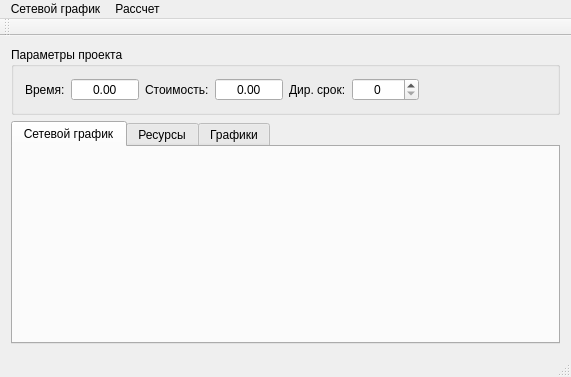
The window that NetworkCalc/mainwindow.ui (io2357911/NetworkPlanning) describes before a commit, drawn with Qt 5.
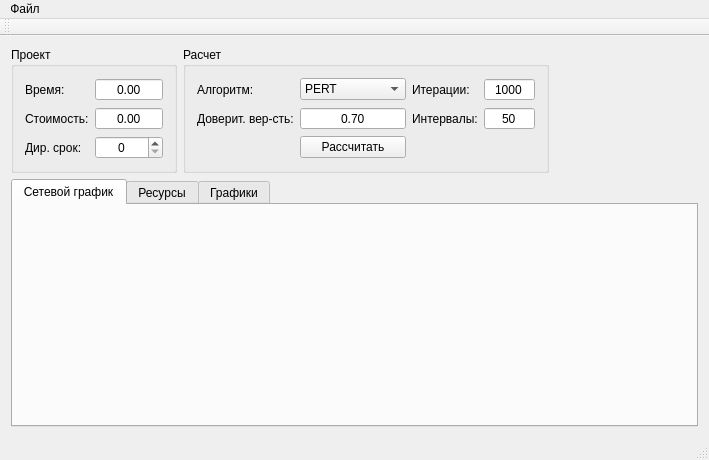
The same window after the commit. Custom widgets are drawn as their Qt base class.

Commit message:
Добавлена доверит. вер-ть Доработка gui
stable

```diff
--- a/NetworkCalc/mainwindow.ui
+++ b/NetworkCalc/mainwindow.ui
@@ -6,51 +6,21 @@
    <rect>
     <x>0</x>
     <y>0</y>
-    <width>571</width>
-    <height>377</height>
+    <width>709</width>
+    <height>460</height>
    </rect>
   </property>
   <property name="windowTitle">
    <string>Управление проектами</string>
   </property>
   <widget class="QWidget" name="centralWidget">
-   <layout class="QGridLayout" name="gridLayout_3">
+   <layout class="QGridLayout" name="gridLayout_7">
     <item row="0" column="0">
      <widget class="QGroupBox" name="groupBox">
       <property name="title">
-       <string>Параметры проекта</string>
+       <string>Проект</string>
       </property>
       <layout class="QGridLayout" name="gridLayout">
-       <item row="0" column="6">
-        <spacer name="horizontalSpacer">
-         <property name="orientation">
-          <enum>Qt::Horizontal</enum>
-         </property>
-         <property name="sizeHint" stdset="0">
-          <size>
-           <width>40</width>
-           <height>20</height>
-          </size>
-         </property>
-        </spacer>
-       </item>
-       <item row="0" column="5">
-        <widget class="QSpinBox" name="sbTimeLimit">
-         <property name="alignment">
-          <set>Qt::AlignCenter</set>
-         </property>
-         <property name="maximum">
-          <number>9999999</number>
-         </property>
-        </widget>
-       </item>
-       <item row="0" column="2">
-        <widget class="QLabel" name="label_3">
-         <property name="text">
-          <string>Стоимость:</string>
-         </property>
-        </widget>
-       </item>
        <item row="0" column="0">
         <widget class="QLabel" name="label">
          <property name="text">
@@ -58,49 +28,200 @@
          </property>
         </widget>
        </item>
-       <item row="0" column="4">
+       <item row="0" column="1">
+        <widget class="QDoubleSpinBox" name="dsbTime">
+         <property name="alignment">
+          <set>Qt::AlignCenter</set>
+         </property>
+         <property name="readOnly">
+          <bool>true</bool>
+         </property>
+         <property name="buttonSymbols">
+          <enum>QAbstractSpinBox::NoButtons</enum>
+         </property>
+         <property name="maximum">
+          <double>9999999.990000000223517</double>
+         </property>
+        </widget>
+       </item>
+       <item row="1" column="1">
+        <widget class="QDoubleSpinBox" name="dsbCost">
+         <property name="alignment">
+          <set>Qt::AlignCenter</set>
+         </property>
+         <property name="readOnly">
+          <bool>true</bool>
+         </property>
+         <property name="buttonSymbols">
+          <enum>QAbstractSpinBox::NoButtons</enum>
+         </property>
+         <property name="maximum">
+          <double>9999999.990000000223517</double>
+         </property>
+        </widget>
+       </item>
+       <item row="1" column="0">
+        <widget class="QLabel" name="label_3">
+         <property name="text">
+          <string>Стоимость:</string>
+         </property>
+        </widget>
+       </item>
+       <item row="2" column="0">
         <widget class="QLabel" name="label_2">
          <property name="text">
           <string>Дир. срок:</string>
          </property>
         </widget>
        </item>
+       <item row="2" column="1">
+        <widget class="QSpinBox" name="sbTimeLimit">
+         <property name="alignment">
+          <set>Qt::AlignCenter</set>
+         </property>
+         <property name="maximum">
+          <number>9999999</number>
+         </property>
+        </widget>
+       </item>
+      </layout>
+     </widget>
+    </item>
+    <item row="0" column="1">
+     <widget class="QGroupBox" name="groupBox_2">
+      <property name="title">
+       <string>Расчет</string>
+      </property>
+      <layout class="QGridLayout" name="gridLayout_3">
+       <item row="0" column="0">
+        <widget class="QLabel" name="label_5">
+         <property name="text">
+          <string>Алгоритм:</string>
+         </property>
+        </widget>
+       </item>
+       <item row="1" column="1">
+        <widget class="QDoubleSpinBox" name="dsbProb">
+         <property name="alignment">
+          <set>Qt::AlignCenter</set>
+         </property>
+         <property name="readOnly">
+          <bool>false</bool>
+         </property>
+         <property name="buttonSymbols">
+          <enum>QAbstractSpinBox::NoButtons</enum>
+         </property>
+         <property name="maximum">
+          <double>1.000000000000000</double>
+         </property>
+         <property name="value">
+          <double>0.700000000000000</double>
+         </property>
+        </widget>
+       </item>
+       <item row="1" column="0">
+        <widget class="QLabel" name="label_4">
+         <property name="text">
+          <string>Доверит. вер-сть:</string>
+         </property>
+        </widget>
+       </item>
+       <item row="3" column="1">
+        <widget class="QPushButton" name="pbCompute">
+         <property name="text">
+          <string>Рассчитать</string>
+         </property>
+        </widget>
+       </item>
        <item row="0" column="1">
-        <widget class="QDoubleSpinBox" name="dsbTime">
+        <widget class="QComboBox" name="cbAlgorithm">
+         <property name="currentIndex">
+          <number>0</number>
+         </property>
+         <item>
+          <property name="text">
+           <string>PERT</string>
+          </property>
+         </item>
+         <item>
+          <property name="text">
+           <string>Монте-Карло</string>
+          </property>
+         </item>
+        </widget>
+       </item>
+       <item row="1" column="3">
+        <widget class="QLabel" name="lIntervals">
+         <property name="text">
+          <string>Интервалы:</string>
+         </property>
+        </widget>
+       </item>
+       <item row="1" column="4">
+        <widget class="QSpinBox" name="sbIntervals">
          <property name="alignment">
           <set>Qt::AlignCenter</set>
          </property>
          <property name="readOnly">
-          <bool>true</bool>
+          <bool>false</bool>
          </property>
          <property name="buttonSymbols">
           <enum>QAbstractSpinBox::NoButtons</enum>
          </property>
+         <property name="minimum">
+          <number>1</number>
+         </property>
          <property name="maximum">
-          <double>9999999.990000000223517</double>
+          <number>100</number>
+         </property>
+         <property name="value">
+          <number>50</number>
          </property>
         </widget>
        </item>
        <item row="0" column="3">
-        <widget class="QDoubleSpinBox" name="dsbCost">
+        <widget class="QLabel" name="lIterations">
+         <property name="text">
+          <string>Итерации:</string>
+         </property>
+        </widget>
+       </item>
+       <item row="0" column="4">
+        <widget class="QSpinBox" name="sbIterations">
          <property name="alignment">
           <set>Qt::AlignCenter</set>
          </property>
          <property name="readOnly">
-          <bool>true</bool>
+          <bool>false</bool>
          </property>
          <property name="buttonSymbols">
           <enum>QAbstractSpinBox::NoButtons</enum>
          </property>
          <property name="maximum">
-          <double>9999999.990000000223517</double>
+          <number>100000</number>
+         </property>
+         <property name="value">
+          <number>1000</number>
          </property>
         </widget>
        </item>
       </layout>
      </widget>
     </item>
-    <item row="1" column="0">
+    <item row="0" column="2">
+     <spacer name="horizontalSpacer">
+      <property name="orientation">
+       <enum>Qt::Horizontal</enum>
+      </property>
+      <property name="sizeHint" stdset="0">
+       <size>
+        <width>40</width>
+        <height>20</height>
+       </size>
+      </property>
+     </spacer>
+    </item>
+    <item row="1" column="0" colspan="3">
      <widget class="QTabWidget" name="tabWidget">
       <property name="currentIndex">
        <number>0</number>
@@ -186,27 +307,19 @@
     <rect>
      <x>0</x>
      <y>0</y>
-     <width>571</width>
+     <width>709</width>
      <height>19</height>
     </rect>
    </property>
-   <widget class="QMenu" name="menu">
-    <property name="title">
-     <string>Рассчет</string>
-    </property>
-    <addaction name="aComputePert"/>
-    <addaction name="aComputeMonteCarlo"/>
-   </widget>
    <widget class="QMenu" name="menu_2">
     <property name="title">
-     <string>Сетевой график</string>
+     <string>Файл</string>
     </property>
     <addaction name="aGraphNew"/>
     <addaction name="aGraphOpen"/>
     <addaction name="aGraphSave"/>
    </widget>
    <addaction name="menu_2"/>
-   <addaction name="menu"/>
   </widget>
   <widget class="QToolBar" name="mainToolBar">
    <attribute name="toolBarArea">
```
The commit also changes 10 other files.
